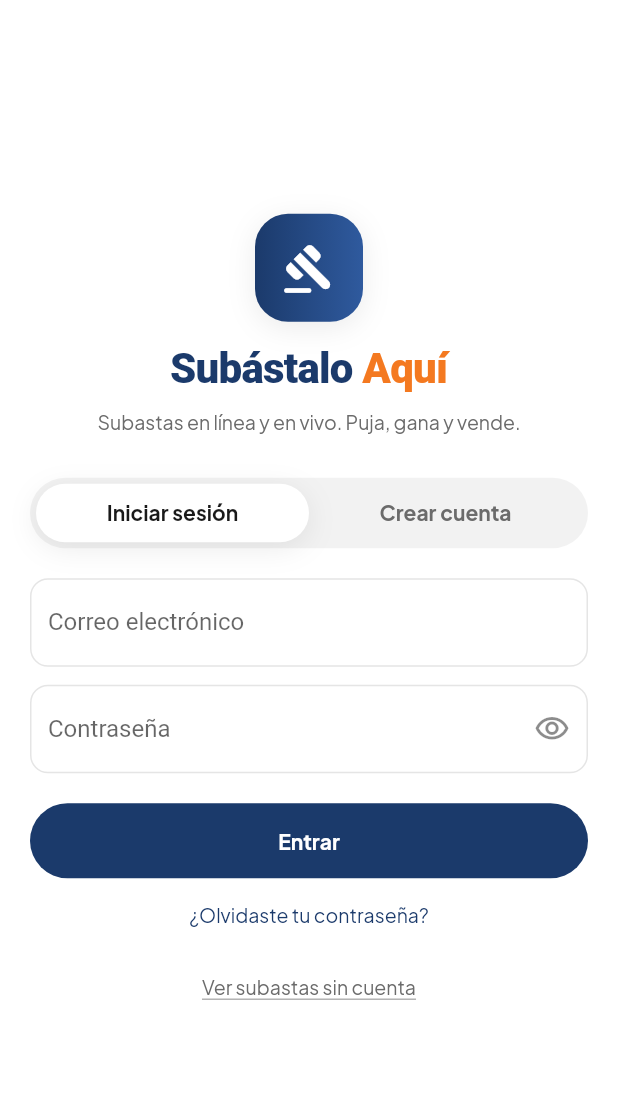
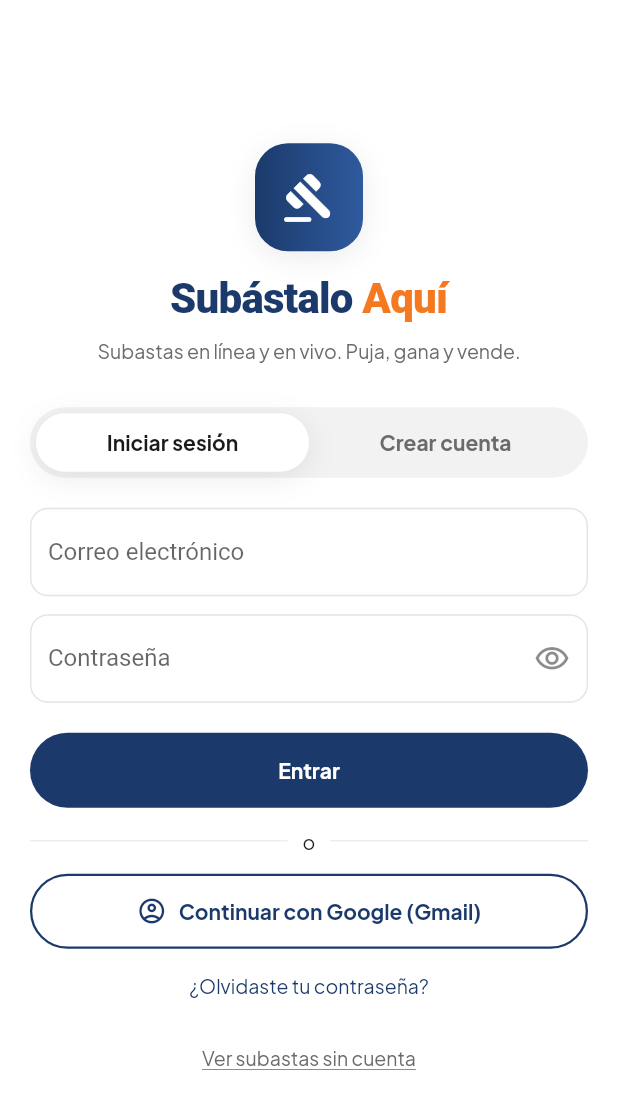
Before and after one commit to kitos1581-glitch/bidstream, a Flutter app: the BidderAccessWidget screen opened by its route, on a phone screen of 412 x 824 dp. Shown: the top 1109 px of the screen. Run offline on Flutter 3.47's test engine with Material 3 defaults, Android fonts, the phone set to English and light mode, and no system bars; our stand-ins replace auto_size_text, cached_network_image, cloud_firestore, cloud_functions, dropdown_button2, firebase_auth and 16 more; missing offline and left inert: firebase_app_check, json_path; accounts and stored records are empty.

Commit message:
Acceso con Google (Gmail) en la pantalla de entrada; corrige ruta de inicio de sesión desde Comprar ahora
Co-Authored-By: Claude Opus 5.5 <noreply@anthropic.com>
Claude-Session: https://claude.ai/code/session_0159nyMVvrwXCnxTydpmNEhY

```diff
--- a/lib/bidder_access/bidder_access_widget.dart
+++ b/lib/bidder_access/bidder_access_widget.dart
@@ -58,6 +58,22 @@ class _BidderAccessWidgetState extends State<BidderAccessWidget> {
         if (!mounted) return;
         context.goNamedAuth('AuctionDashboard', context.mounted);
       }
+    } finally {
+      if (mounted) setState(() => _loading = false);
+    }
+  }
+
+  /// Entrar o registrarse con una cuenta de Google (Gmail). El correo ya
+  /// viene verificado por Google, así que no hace falta el correo de verificación.
+  Future<void> _google() async {
+    setState(() => _loading = true);
+    try {
+      GoRouter.of(context).prepareAuthEvent();
+      final user = await authManager.signInWithGoogle(context);
+      if (user == null) return;
+      await _safeEnsureProfile(fullName: user.displayName);
+      if (!mounted) return;
+      context.goNamedAuth('AuctionDashboard', context.mounted);
     } finally {
       if (mounted) setState(() => _loading = false);
     }
@@ -229,6 +245,22 @@ class _BidderAccessWidgetState extends State<BidderAccessWidget> {
                       loading: _loading,
                       onPressed: _submit,
                     ),
+                    const SizedBox(height: 12),
+                    Row(children: [
+                      Expanded(child: Divider(color: theme.alternate)),
+                      Padding(
+                        padding: const EdgeInsets.symmetric(horizontal: 10),
+                        child: Text('o', style: theme.bodySmall),
+                      ),
+                      Expanded(child: Divider(color: theme.alternate)),
+                    ]),
+                    const SizedBox(height: 12),
+                    BigButton(
+                      label: 'Continuar con Google (Gmail)',
+                      icon: Icons.account_circle_outlined,
+                      secondary: true,
+                      onPressed: _loading ? null : _google,
+                    ),
                     if (!_isSignUp)
                       TextButton(
                         onPressed: _forgotPassword,
--- a/lib/pages/lot_detail_view/lot_detail_view_widget.dart
+++ b/lib/pages/lot_detail_view/lot_detail_view_widget.dart
@@ -548,7 +548,7 @@ class _BuyNowButtonState extends State<_BuyNowButton> {
     final lot = widget.lot;
     final price = lot.buyNowPrice ?? 0;
     if (currentUserUid.isEmpty) {
-      context.pushNamed('AuthAccess');
+      context.pushNamed('BidderAccess');
       return;
     }
     final ok = await showDialog<bool>(
```
